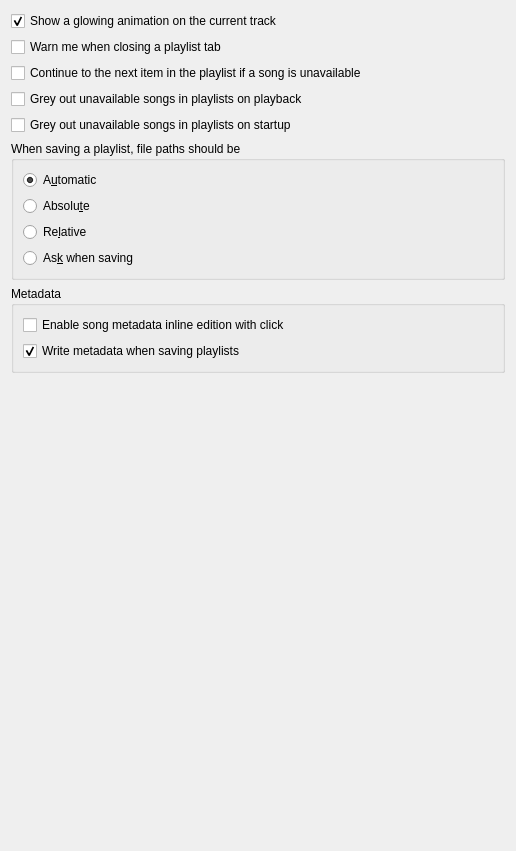
The window that src/settings/playlistsettingspage.ui (strawberrymusicplayer/strawberry) describes before a commit, drawn with Qt 5.
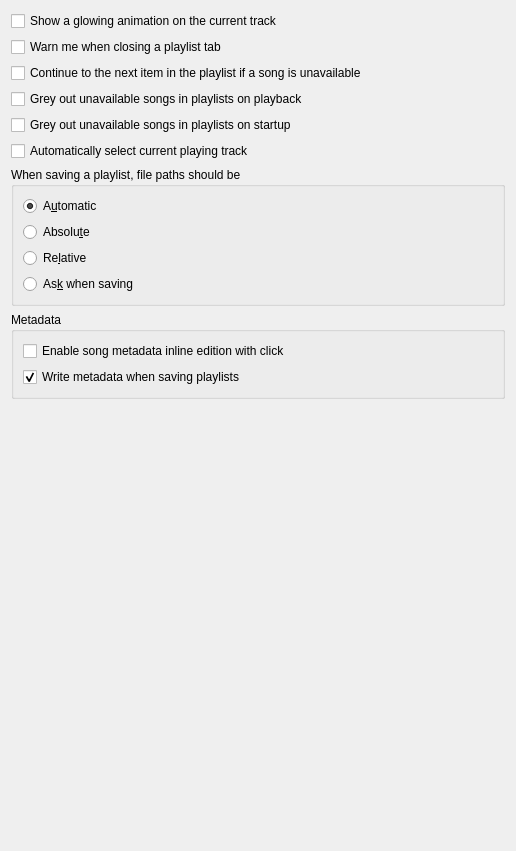
The same window after the commit.

Commit message: Add option to automatically select current playing track

The edit to the form file:
```diff
--- a/src/settings/playlistsettingspage.ui
+++ b/src/settings/playlistsettingspage.ui
@@ -19,9 +19,6 @@
      <property name="text">
       <string>Show a glowing animation on the current track</string>
      </property>
-     <property name="checked">
-      <bool>true</bool>
-     </property>
     </widget>
    </item>
    <item>
@@ -52,6 +49,13 @@
      </property>
     </widget>
    </item>
+   <item>
+    <widget class="QCheckBox" name="checkbox_select_track">
+     <property name="text">
+      <string>Automatically select current playing track</string>
+     </property>
+    </widget>
+   </item>
    <item>
     <widget class="QGroupBox" name="groupbox_paths">
      <property name="title">
```
The commit also changes 3 other files.
